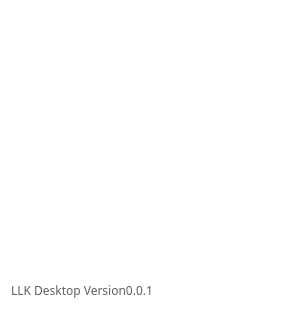
Old version of the form settingdialog.ui in the repository HuangNO1/LLK-Qt-front-end; both pictures show x 0 to 301 and y 170 to 490 of the 301 by 490 pixel window.
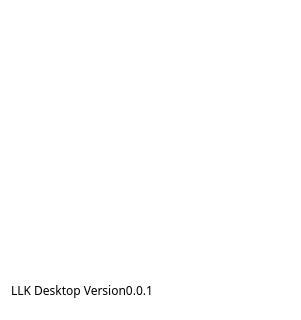
New version of the form.

What changed in the file:
```diff
--- a/settingdialog.ui
+++ b/settingdialog.ui
@@ -104,8 +104,7 @@
     </font>
    </property>
    <property name="styleSheet">
-    <string notr="true">padding:8px;
-color: rgba(88, 88, 88, 244);</string>
+    <string notr="true">padding:8px;</string>
    </property>
    <property name="text">
     <string>LLK Desktop Version0.0.1</string>
```
Left out of the diff: 3 changed lines with no effect on the pictures.
